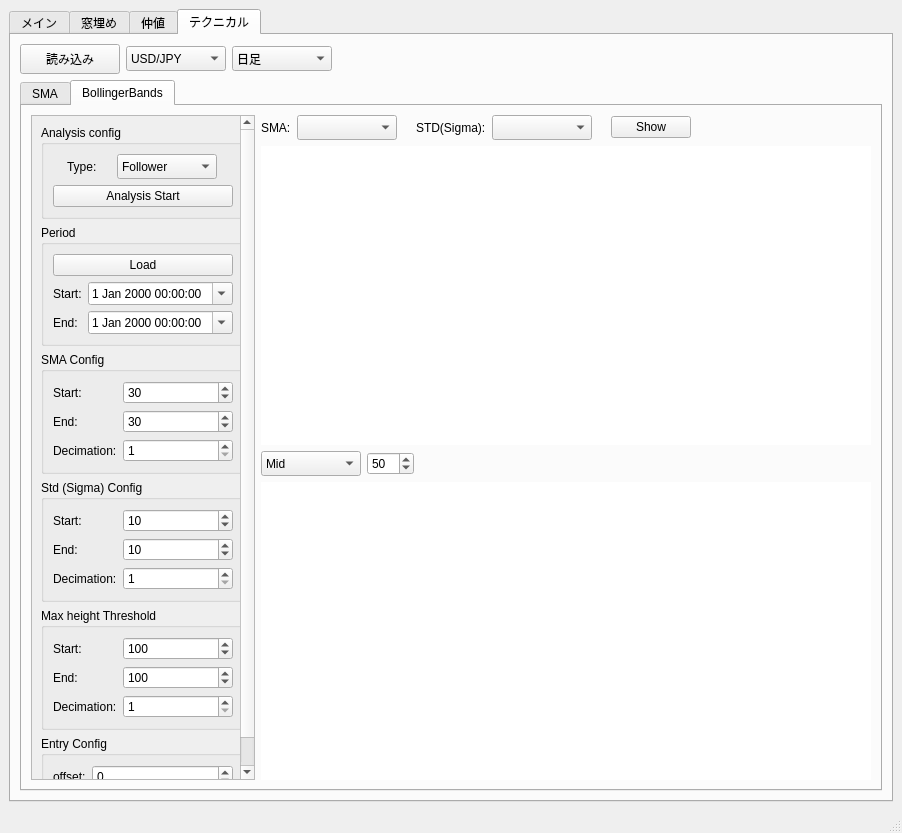
Old version of the form trade_monitor/trade_monitor/gui_monitor.ui in the repository takkin-takilog/namake-trader.
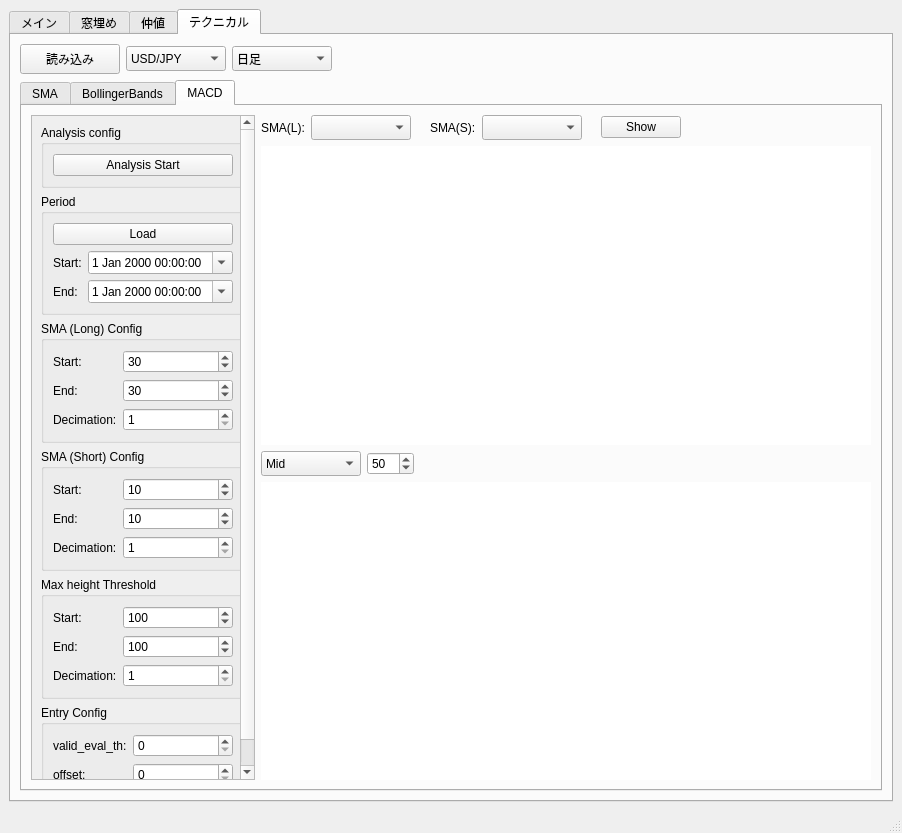
New version of the form.

Diff of the .ui file:
```diff
--- a/trade_monitor/trade_monitor/gui_monitor.ui
+++ b/trade_monitor/trade_monitor/gui_monitor.ui
@@ -586,7 +586,7 @@
              </sizepolicy>
             </property>
             <property name="currentIndex">
-             <number>1</number>
+             <number>2</number>
             </property>
             <widget class="QWidget" name="sma">
              <attribute name="title">
@@ -1335,7 +1335,7 @@
                  <property name="geometry">
                   <rect>
                    <x>0</x>
-                   <y>-137</y>
+                   <y>0</y>
                    <width>238</width>
                    <height>761</height>
                   </rect>
@@ -2054,6 +2054,730 @@
               </item>
              </layout>
             </widget>
+            <widget class="QWidget" name="macd">
+             <attribute name="title">
+              <string>MACD</string>
+             </attribute>
+             <layout class="QHBoxLayout" name="horizontalLayout_20">
+              <item>
+               <widget class="QScrollArea" name="scrollArea_3">
+                <property name="sizePolicy">
+                 <sizepolicy hsizetype="Minimum" vsizetype="Expanding">
+                  <horstretch>0</horstretch>
+                  <verstretch>0</verstretch>
+                 </sizepolicy>
+                </property>
+                <property name="horizontalScrollBarPolicy">
+                 <enum>Qt::ScrollBarAlwaysOff</enum>
+                </property>
+                <property name="widgetResizable">
+                 <bool>true</bool>
+                </property>
+                <widget class="QWidget" name="scrollAreaWidgetContents_3">
+                 <property name="geometry">
+                  <rect>
+                   <x>0</x>
+                   <y>0</y>
+                   <width>238</width>
+                   <height>760</height>
+                  </rect>
+                 </property>
+                 <layout class="QVBoxLayout" name="verticalLayout_12">
+                  <item>
+                   <widget class="QGroupBox" name="groupBox_16">
+                    <property name="sizePolicy">
+                     <sizepolicy hsizetype="Preferred" vsizetype="Maximum">
+                      <horstretch>0</horstretch>
+                      <verstretch>0</verstretch>
+                     </sizepolicy>
+                    </property>
+                    <property name="title">
+                     <string>Analysis config</string>
+                    </property>
+                    <layout class="QVBoxLayout" name="verticalLayout_13">
+                     <item>
+                      <widget class="QPushButton" name="pushButton_TechMacd_backtest_start">
+                       <property name="sizePolicy">
+                        <sizepolicy hsizetype="Preferred" vsizetype="Preferred">
+                         <horstretch>0</horstretch>
+                         <verstretch>0</verstretch>
+                        </sizepolicy>
+                       </property>
+                       <property name="text">
+                        <string>Analysis Start</string>
+                       </property>
+                      </widget>
+                     </item>
+                    </layout>
+                   </widget>
+                  </item>
+                  <item>
+                   <widget class="QGroupBox" name="groupBox_4">
+                    <property name="title">
+                     <string>Period</string>
+                    </property>
+                    <layout class="QGridLayout" name="gridLayout_17">
+                     <item row="1" column="0">
+                      <widget class="QLabel" name="label_7">
+                       <property name="text">
+                        <string>Start:</string>
+                       </property>
+                      </widget>
+                     </item>
+                     <item row="2" column="0">
+                      <widget class="QLabel" name="label_8">
+                       <property name="text">
+                        <string>End:</string>
+                       </property>
+                      </widget>
+                     </item>
+                     <item row="0" column="0" colspan="2">
+                      <widget class="QPushButton" name="pushButton_TechMacd_PeriodLoad">
+                       <property name="text">
+                        <string>Load</string>
+                       </property>
+                      </widget>
+                     </item>
+                     <item row="1" column="1">
+                      <widget class="QDateTimeEdit" name="dateTimeEdit_TechMacd_PeriodStr">
+                       <property name="calendarPopup">
+                        <bool>true</bool>
+                       </property>
+                      </widget>
+                     </item>
+                     <item row="2" column="1">
+                      <widget class="QDateTimeEdit" name="dateTimeEdit_TechMacd_PeriodEnd">
+                       <property name="calendarPopup">
+                        <bool>true</bool>
+                       </property>
+                      </widget>
+                     </item>
+                    </layout>
+                   </widget>
+                  </item>
+                  <item>
+                   <widget class="QGroupBox" name="groupBox_17">
+                    <property name="sizePolicy">
+                     <sizepolicy hsizetype="Preferred" vsizetype="Maximum">
+                      <horstretch>0</horstretch>
+                      <verstretch>0</verstretch>
+                     </sizepolicy>
+                    </property>
+                    <property name="title">
+                     <string>SMA (Long) Config</string>
+                    </property>
+                    <layout class="QGridLayout" name="gridLayout_18">
+                     <item row="0" column="0">
+                      <widget class="QLabel" name="label_34">
+                       <property name="sizePolicy">
+                        <sizepolicy hsizetype="Maximum" vsizetype="Preferred">
+                         <horstretch>0</horstretch>
+                         <verstretch>0</verstretch>
+                        </sizepolicy>
+                       </property>
+                       <property name="text">
+                        <string>Start:</string>
+                       </property>
+                      </widget>
+                     </item>
+                     <item row="0" column="1">
+                      <widget class="QSpinBox" name="spinBox_TechMacd_SmaLngSpanStr">
+                       <property name="sizePolicy">
+                        <sizepolicy hsizetype="Preferred" vsizetype="Preferred">
+                         <horstretch>0</horstretch>
+                         <verstretch>0</verstretch>
+                        </sizepolicy>
+                       </property>
+                       <property name="minimum">
+                        <number>1</number>
+                       </property>
+                       <property name="maximum">
+                        <number>999</number>
+                       </property>
+                       <property name="value">
+                        <number>30</number>
+                       </property>
+                      </widget>
+                     </item>
+                     <item row="1" column="0">
+                      <widget class="QLabel" name="label_39">
+                       <property name="sizePolicy">
+                        <sizepolicy hsizetype="Maximum" vsizetype="Preferred">
+                         <horstretch>0</horstretch>
+                         <verstretch>0</verstretch>
+                        </sizepolicy>
+                       </property>
+                       <property name="text">
+                        <string>End:</string>
+                       </property>
+                      </widget>
+                     </item>
+                     <item row="1" column="1">
+                      <widget class="QSpinBox" name="spinBox_TechMacd_SmaLngSpanEnd">
+                       <property name="sizePolicy">
+                        <sizepolicy hsizetype="Preferred" vsizetype="Preferred">
+                         <horstretch>0</horstretch>
+                         <verstretch>0</verstretch>
+                        </sizepolicy>
+                       </property>
+                       <property name="minimum">
+                        <number>1</number>
+                       </property>
+                       <property name="maximum">
+                        <number>999</number>
+                       </property>
+                       <property name="value">
+                        <number>30</number>
+                       </property>
+                      </widget>
+                     </item>
+                     <item row="2" column="0">
+                      <widget class="QLabel" name="label_40">
+                       <property name="sizePolicy">
+                        <sizepolicy hsizetype="Maximum" vsizetype="Preferred">
+                         <horstretch>0</horstretch>
+                         <verstretch>0</verstretch>
+                        </sizepolicy>
+                       </property>
+                       <property name="text">
+                        <string>Decimation:</string>
+                       </property>
+                      </widget>
+                     </item>
+                     <item row="2" column="1">
+                      <widget class="QSpinBox" name="spinBox_TechMacd_SmaLngSpanDeci">
+                       <property name="sizePolicy">
+                        <sizepolicy hsizetype="Preferred" vsizetype="Preferred">
+                         <horstretch>0</horstretch>
+                         <verstretch>0</verstretch>
+                        </sizepolicy>
+                       </property>
+                       <property name="minimum">
+                        <number>1</number>
+                       </property>
+                       <property name="maximum">
+                        <number>999</number>
+                       </property>
+                      </widget>
+                     </item>
+                    </layout>
+                   </widget>
+                  </item>
+                  <item>
+                   <widget class="QGroupBox" name="groupBox_18">
+                    <property name="sizePolicy">
+                     <sizepolicy hsizetype="Preferred" vsizetype="Maximum">
+                      <horstretch>0</horstretch>
+                      <verstretch>0</verstretch>
+                     </sizepolicy>
+                    </property>
+                    <property name="title">
+                     <string>SMA (Short) Config</string>
+                    </property>
+                    <layout class="QGridLayout" name="gridLayout_19">
+                     <item row="1" column="0">
+                      <widget class="QLabel" name="label_41">
+                       <property name="sizePolicy">
+                        <sizepolicy hsizetype="Maximum" vsizetype="Preferred">
+                         <horstretch>0</horstretch>
+                         <verstretch>0</verstretch>
+                        </sizepolicy>
+                       </property>
+                       <property name="text">
+                        <string>End:</string>
+                       </property>
+                      </widget>
+                     </item>
+                     <item row="2" column="0">
+                      <widget class="QLabel" name="label_42">
+                       <property name="sizePolicy">
+                        <sizepolicy hsizetype="Maximum" vsizetype="Preferred">
+                         <horstretch>0</horstretch>
+                         <verstretch>0</verstretch>
+                        </sizepolicy>
+                       </property>
+                       <property name="text">
+                        <string>Decimation:</string>
+                       </property>
+                      </widget>
+                     </item>
+                     <item row="2" column="1">
+                      <widget class="QSpinBox" name="spinBox_TechMacd_SmaShrSpanDeci">
+                       <property name="sizePolicy">
+                        <sizepolicy hsizetype="Preferred" vsizetype="Preferred">
+                         <horstretch>0</horstretch>
+                         <verstretch>0</verstretch>
+                        </sizepolicy>
+                       </property>
+                       <property name="minimum">
+                        <number>1</number>
+                       </property>
+                       <property name="maximum">
+                        <number>999</number>
+                       </property>
+                      </widget>
+                     </item>
+                     <item row="0" column="1">
+                      <widget class="QSpinBox" name="spinBox_TechMacd_SmaShrSpanStr">
+                       <property name="sizePolicy">
+                        <sizepolicy hsizetype="Preferred" vsizetype="Preferred">
+                         <horstretch>0</horstretch>
+                         <verstretch>0</verstretch>
+                        </sizepolicy>
+                       </property>
+                       <property name="minimum">
+                        <number>1</number>
+                       </property>
+                       <property name="maximum">
+                        <number>999</number>
+                       </property>
+                       <property name="value">
+                        <number>10</number>
+                       </property>
+                      </widget>
+                     </item>
+                     <item row="0" column="0">
+                      <widget class="QLabel" name="label_43">
+                       <property name="sizePolicy">
+                        <sizepolicy hsizetype="Maximum" vsizetype="Preferred">
+                         <horstretch>0</horstretch>
+                         <verstretch>0</verstretch>
+                        </sizepolicy>
+                       </property>
+                       <property name="text">
+                        <string>Start:</string>
+                       </property>
+                      </widget>
+                     </item>
+                     <item row="1" column="1">
+                      <widget class="QSpinBox" name="spinBox_TechMacd_SmaShrSpanEnd">
+                       <property name="sizePolicy">
+                        <sizepolicy hsizetype="Preferred" vsizetype="Preferred">
+                         <horstretch>0</horstretch>
+                         <verstretch>0</verstretch>
+                        </sizepolicy>
+                       </property>
+                       <property name="minimum">
+                        <number>1</number>
+                       </property>
+                       <property name="maximum">
+                        <number>999</number>
+                       </property>
+                       <property name="value">
+                        <number>10</number>
+                       </property>
+                      </widget>
+                     </item>
+                    </layout>
+                   </widget>
+                  </item>
+                  <item>
+                   <widget class="QGroupBox" name="groupBox_19">
+                    <property name="sizePolicy">
+                     <sizepolicy hsizetype="Preferred" vsizetype="Maximum">
+                      <horstretch>0</horstretch>
+                      <verstretch>0</verstretch>
+                     </sizepolicy>
+                    </property>
+                    <property name="title">
+                     <string>Max height Threshold</string>
+                    </property>
+                    <layout class="QGridLayout" name="gridLayout_20">
+                     <item row="1" column="0">
+                      <widget class="QLabel" name="label_44">
+                       <property name="sizePolicy">
+                        <sizepolicy hsizetype="Maximum" vsizetype="Preferred">
+                         <horstretch>0</horstretch>
+                         <verstretch>0</verstretch>
+                        </sizepolicy>
+                       </property>
+                       <property name="text">
+                        <string>End:</string>
+                       </property>
+                      </widget>
+                     </item>
+                     <item row="2" column="0">
+                      <widget class="QLabel" name="label_45">
+                       <property name="sizePolicy">
+                        <sizepolicy hsizetype="Maximum" vsizetype="Preferred">
+                         <horstretch>0</horstretch>
+                         <verstretch>0</verstretch>
+                        </sizepolicy>
+                       </property>
+                       <property name="text">
+                        <string>Decimation:</string>
+                       </property>
+                      </widget>
+                     </item>
+                     <item row="2" column="1">
+                      <widget class="QSpinBox" name="spinBox_TechMacd_PlThDeci">
+                       <property name="sizePolicy">
+                        <sizepolicy hsizetype="Preferred" vsizetype="Preferred">
+                         <horstretch>0</horstretch>
+                         <verstretch>0</verstretch>
+                        </sizepolicy>
+                       </property>
+                       <property name="minimum">
+                        <number>1</number>
+                       </property>
+                       <property name="maximum">
+                        <number>999</number>
+                       </property>
+                      </widget>
+                     </item>
+                     <item row="0" column="1">
+                      <widget class="QSpinBox" name="spinBox_TechMacd_PlThStr">
+                       <property name="sizePolicy">
+                        <sizepolicy hsizetype="Preferred" vsizetype="Preferred">
+                         <horstretch>0</horstretch>
+                         <verstretch>0</verstretch>
+                        </sizepolicy>
+                       </property>
+                       <property name="minimum">
+                        <number>1</number>
+                       </property>
+                       <property name="maximum">
+                        <number>9999</number>
+                       </property>
+                       <property name="value">
+                        <number>100</number>
+                       </property>
+                      </widget>
+                     </item>
+                     <item row="0" column="0">
+                      <widget class="QLabel" name="label_46">
+                       <property name="sizePolicy">
+                        <sizepolicy hsizetype="Maximum" vsizetype="Preferred">
+                         <horstretch>0</horstretch>
+                         <verstretch>0</verstretch>
+                        </sizepolicy>
+                       </property>
+                       <property name="text">
+                        <string>Start:</string>
+                       </property>
+                      </widget>
+                     </item>
+                     <item row="1" column="1">
+                      <widget class="QSpinBox" name="spinBox_TechMacd_PlThEnd">
+                       <property name="sizePolicy">
+                        <sizepolicy hsizetype="Preferred" vsizetype="Preferred">
+                         <horstretch>0</horstretch>
+                         <verstretch>0</verstretch>
+                        </sizepolicy>
+                       </property>
+                       <property name="minimum">
+                        <number>1</number>
+                       </property>
+                       <property name="maximum">
+                        <number>9999</number>
+                       </property>
+                       <property name="value">
+                        <number>100</number>
+                       </property>
+                      </widget>
+                     </item>
+                    </layout>
+                   </widget>
+                  </item>
+                  <item>
+                   <widget class="QGroupBox" name="groupBox_20">
+                    <property name="sizePolicy">
+                     <sizepolicy hsizetype="Preferred" vsizetype="Maximum">
+                      <horstretch>0</horstretch>
+                      <verstretch>0</verstretch>
+                     </sizepolicy>
+                    </property>
+                    <property name="title">
+                     <string>Entry Config</string>
+                    </property>
+                    <layout class="QGridLayout" name="gridLayout_21">
+                     <item row="2" column="0">
+                      <widget class="QLabel" name="label_47">
+                       <property name="sizePolicy">
+                        <sizepolicy hsizetype="Maximum" vsizetype="Preferred">
+                         <horstretch>0</horstretch>
+                         <verstretch>0</verstretch>
+                        </sizepolicy>
+                       </property>
+                       <property name="text">
+                        <string>offset:</string>
+                       </property>
+                      </widget>
+                     </item>
+                     <item row="2" column="1">
+                      <widget class="QSpinBox" name="spinBox_TechMacd_EntryOfs">
+                       <property name="sizePolicy">
+                        <sizepolicy hsizetype="Preferred" vsizetype="Preferred">
+                         <horstretch>0</horstretch>
+                         <verstretch>0</verstretch>
+                        </sizepolicy>
+                       </property>
+                       <property name="minimum">
+                        <number>0</number>
+                       </property>
+                       <property name="maximum">
+                        <number>30</number>
+                       </property>
+                       <property name="value">
+                        <number>0</number>
+                       </property>
+                      </widget>
+                     </item>
+                     <item row="0" column="0">
+                      <widget class="QLabel" name="label_48">
+                       <property name="sizePolicy">
+                        <sizepolicy hsizetype="Maximum" vsizetype="Preferred">
+                         <horstretch>0</horstretch>
+                         <verstretch>0</verstretch>
+                        </sizepolicy>
+                       </property>
+                       <property name="text">
+                        <string>valid_eval_th:</string>
+                       </property>
+                      </widget>
+                     </item>
+                     <item row="0" column="1">
+                      <widget class="QSpinBox" name="spinBox_TechMacd_EvalTh">
+                       <property name="maximum">
+                        <number>100000</number>
+                       </property>
+                      </widget>
+                     </item>
+                    </layout>
+                   </widget>
+                  </item>
+                  <item>
+                   <spacer name="verticalSpacer_3">
+                    <property name="orientation">
+                     <enum>Qt::Vertical</enum>
+                    </property>
+                    <property name="sizeHint" stdset="0">
+                     <size>
+                      <width>20</width>
+                      <height>40</height>
+                     </size>
+                    </property>
+                   </spacer>
+                  </item>
+                 </layout>
+                </widget>
+               </widget>
+              </item>
+              <item>
+               <layout class="QVBoxLayout" name="verticalLayout_14">
+                <item>
+                 <layout class="QGridLayout" name="gridLayout_22">
+                  <item row="0" column="0">
+                   <layout class="QHBoxLayout" name="horizontalLayout_17">
+                    <item>
+                     <layout class="QHBoxLayout" name="horizontalLayout_18">
+                      <item>
+                       <widget class="QLabel" name="label_49">
+                        <property name="sizePolicy">
+                         <sizepolicy hsizetype="Maximum" vsizetype="Preferred">
+                          <horstretch>0</horstretch>
+                          <verstretch>0</verstretch>
+                         </sizepolicy>
+                        </property>
+                        <property name="text">
+                         <string>SMA(L):</string>
+                        </property>
+                       </widget>
+                      </item>
+                      <item>
+                       <widget class="QComboBox" name="comboBox_TechMacd_SmaLngSpan">
+                        <property name="sizePolicy">
+                         <sizepolicy hsizetype="Fixed" vsizetype="Fixed">
+                          <horstretch>0</horstretch>
+                          <verstretch>0</verstretch>
+                         </sizepolicy>
+                        </property>
+                        <property name="minimumSize">
+                         <size>
+                          <width>100</width>
+                          <height>25</height>
+                         </size>
+                        </property>
+                        <property name="currentText">
+                         <string/>
+                        </property>
+                       </widget>
+                      </item>
+                     </layout>
+                    </item>
+                    <item>
+                     <spacer name="horizontalSpacer_15">
+                      <property name="orientation">
+                       <enum>Qt::Horizontal</enum>
+                      </property>
+                      <property name="sizeType">
+                       <enum>QSizePolicy::Fixed</enum>
+                      </property>
+                      <property name="sizeHint" stdset="0">
+                       <size>
+                        <width>13</width>
+                        <height>20</height>
+                       </size>
+                      </property>
+                     </spacer>
+                    </item>
+                    <item>
+                     <layout class="QHBoxLayout" name="horizontalLayout_19">
+                      <item>
+                       <widget class="QLabel" name="label_50">
+                        <property name="sizePolicy">
+                         <sizepolicy hsizetype="Maximum" vsizetype="Preferred">
+                          <horstretch>0</horstretch>
+                          <verstretch>0</verstretch>
+                         </sizepolicy>
+                        </property>
+                        <property name="text">
+                         <string>SMA(S):</string>
+                        </property>
+                       </widget>
+                      </item>
+                      <item>
+                       <widget class="QComboBox" name="comboBox_TechMacd_SmaShrSpan">
+                        <property name="sizePolicy">
+                         <sizepolicy hsizetype="Fixed" vsizetype="Fixed">
+                          <horstretch>0</horstretch>
+                          <verstretch>0</verstretch>
+                         </sizepolicy>
+                        </property>
+                        <property name="minimumSize">
+                         <size>
+                          <width>100</width>
+                          <height>25</height>
+                         </size>
+                        </property>
+                        <property name="currentText">
+                         <string/>
+                        </property>
+                       </widget>
+                      </item>
+                     </layout>
+                    </item>
+                    <item>
+                     <spacer name="horizontalSpacer_16">
+                      <property name="orientation">
+                       <enum>Qt::Horizontal</enum>
+                      </property>
+                      <property name="sizeType">
+                       <enum>QSizePolicy::Fixed</enum>
+                      </property>
+                      <property name="sizeHint" stdset="0">
+                       <size>
+                        <width>13</width>
+                        <height>20</height>
+                       </size>
+                      </property>
+                     </spacer>
+                    </item>
+                    <item>
+                     <widget class="QPushButton" name="pushButton_TechMacd_fetch_treeView">
+                      <property name="text">
+                       <string>Show</string>
+                      </property>
+                     </widget>
+                    </item>
+                    <item>
+                     <spacer name="horizontalSpacer_17">
+                      <property name="orientation">
+                       <enum>Qt::Horizontal</enum>
+                      </property>
+                      <property name="sizeHint" stdset="0">
+                       <size>
+                        <width>40</width>
+                        <height>20</height>
+                       </size>
+                      </property>
+                     </spacer>
+                    </item>
+                   </layout>
+                  </item>
+                  <item row="1" column="0">
+                   <widget class="QWidget" name="widget_TreeView_TechMacd" native="true">
+                    <property name="sizePolicy">
+                     <sizepolicy hsizetype="Expanding" vsizetype="Expanding">
+                      <horstretch>0</horstretch>
+                      <verstretch>0</verstretch>
+                     </sizepolicy>
+                    </property>
+                    <property name="styleSheet">
+                     <string notr="true">background-color: rgb(255, 255, 255);</string>
+                    </property>
+                   </widget>
+                  </item>
+                 </layout>
+                </item>
+                <item>
+                 <layout class="QGridLayout" name="gridLayout_23">
+                  <item row="1" column="0" colspan="3">
+                   <widget class="QWidget" name="widget_ChartView_TechMacd" native="true">
+                    <property name="sizePolicy">
+                     <sizepolicy hsizetype="Expanding" vsizetype="Expanding">
+                      <horstretch>0</horstretch>
+                      <verstretch>0</verstretch>
+                     </sizepolicy>
+                    </property>
+                    <property name="styleSheet">
+                     <string notr="true">background-color: rgb(255, 255, 255);</string>
+                    </property>
+                   </widget>
+                  </item>
+                  <item row="0" column="0">
+                   <widget class="QComboBox" name="comboBox_TechMacd_amb">
+                    <property name="sizePolicy">
+                     <sizepolicy hsizetype="Fixed" vsizetype="Fixed">
+                      <horstretch>0</horstretch>
+                      <verstretch>0</verstretch>
+                     </sizepolicy>
+                    </property>
+                    <property name="minimumSize">
+                     <size>
+                      <width>100</width>
+                      <height>25</height>
+                     </size>
+                    </property>
+                    <item>
+                     <property name="text">
+                      <string>Mid</string>
+                     </property>
+                    </item>
+                   </widget>
+                  </item>
+                  <item row="0" column="2">
+                   <spacer name="horizontalSpacer_18">
+                    <property name="orientation">
+                     <enum>Qt::Horizontal</enum>
+                    </property>
+                    <property name="sizeHint" stdset="0">
+                     <size>
+                      <width>40</width>
+                      <height>20</height>
+                     </size>
+                    </property>
+                   </spacer>
+                  </item>
+                  <item row="0" column="1">
+                   <widget class="QSpinBox" name="spinBox_TechMacd_barNum">
+                    <property name="minimum">
+                     <number>10</number>
+                    </property>
+                    <property name="maximum">
+                     <number>200</number>
+                    </property>
+                    <property name="value">
+                     <number>50</number>
+                    </property>
+                   </widget>
+                  </item>
+                 </layout>
+                </item>
+               </layout>
+              </item>
+             </layout>
+            </widget>
            </widget>
           </item>
          </layout>
```
